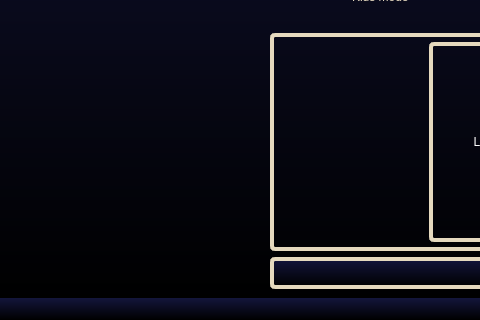
Qt form src/qt/persuser.ui (Dushnilas/recsys_project) before a commit; both pictures show x 0 to 480 and y 317 to 637 of the 903 by 637 pixel window.
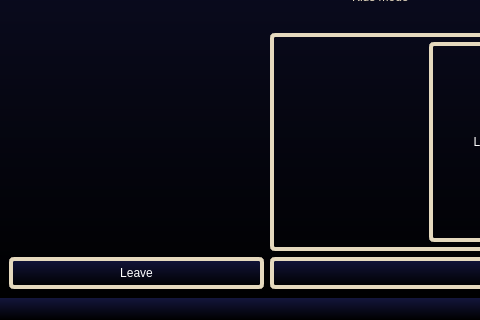
The same form after that commit. Icons and pictures are not drawn.

Patch:
```diff
--- a/src/qt/persuser.ui
+++ b/src/qt/persuser.ui
@@ -361,6 +361,22 @@
       </item>
      </layout>
     </item>
+    <item row="2" column="0">
+     <layout class="QVBoxLayout" name="verticalLayout_5">
+      <item>
+       <widget class="QPushButton" name="LeaveBPU">
+        <property name="styleSheet">
+         <string notr="true">border: 4px solid rgb(229, 217, 190);
+border-radius: 5px;
+padding: 5px;</string>
+        </property>
+        <property name="text">
+         <string>Leave</string>
+        </property>
+       </widget>
+      </item>
+     </layout>
+    </item>
    </layout>
   </widget>
   <widget class="QMenuBar" name="menubar">
```
